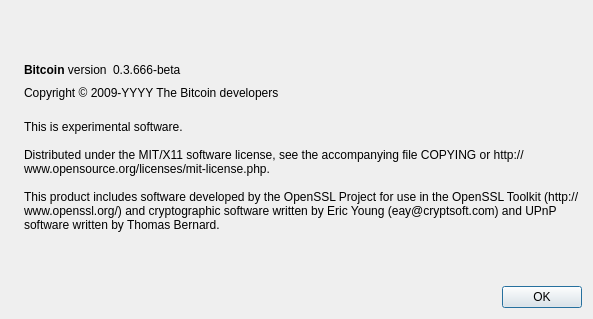
Above: client/src/qt/forms/aboutdialog.ui from Smeagol-Gollum/parabola before the change. Below: the same form after it.
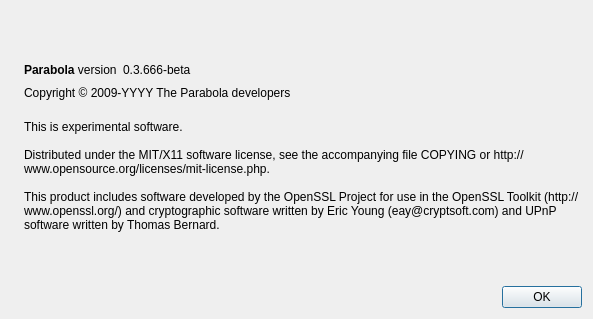
That is the form after the change. Icons and pictures are not drawn.

Commit message:
Changed everything to Parabola
BITCOIN --> PARABOLA
bitcoin --> parabola
Bitcoin --> Parabola
BTC --> X^2

Diff of the .ui file:
```diff
--- a/client/src/qt/forms/aboutdialog.ui
+++ b/client/src/qt/forms/aboutdialog.ui
@@ -50,7 +50,7 @@
           <cursorShape>IBeamCursor</cursorShape>
          </property>
          <property name="text">
-          <string>&lt;b&gt;Bitcoin&lt;/b&gt; version</string>
+          <string>&lt;b&gt;Parabola&lt;/b&gt; version</string>
          </property>
          <property name="textInteractionFlags">
           <set>Qt::LinksAccessibleByMouse|Qt::TextSelectableByKeyboard|Qt::TextSelectableByMouse</set>
@@ -91,7 +91,7 @@
         <cursorShape>IBeamCursor</cursorShape>
        </property>
        <property name="text">
-        <string notr="true">Copyright &amp;copy; 2009-YYYY The Bitcoin developers</string>
+        <string notr="true">Copyright &amp;copy; 2009-YYYY The Parabola developers</string>
        </property>
        <property name="textFormat">
         <enum>Qt::RichText</enum>
```
Left out of the diff: 6 changed lines with no effect on the pictures. The commit also changes 293 other files.
